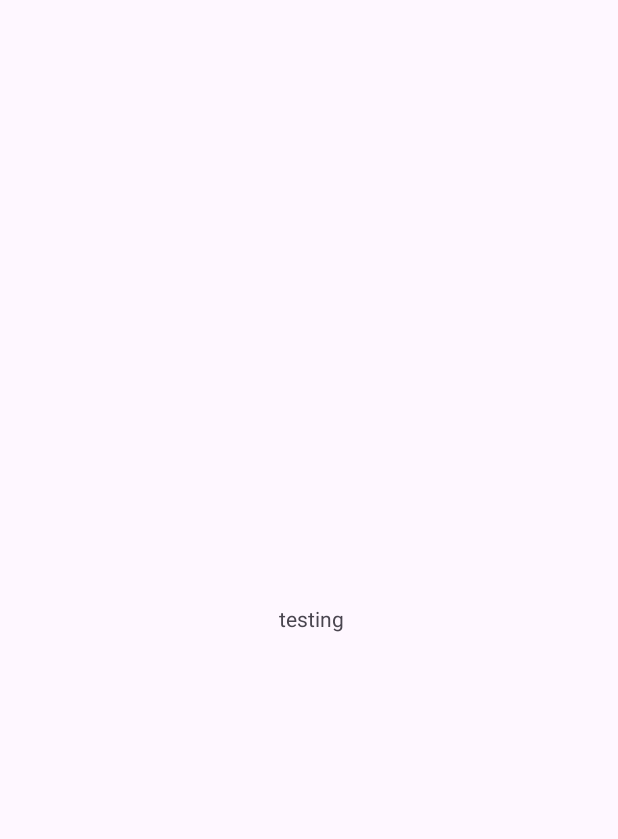
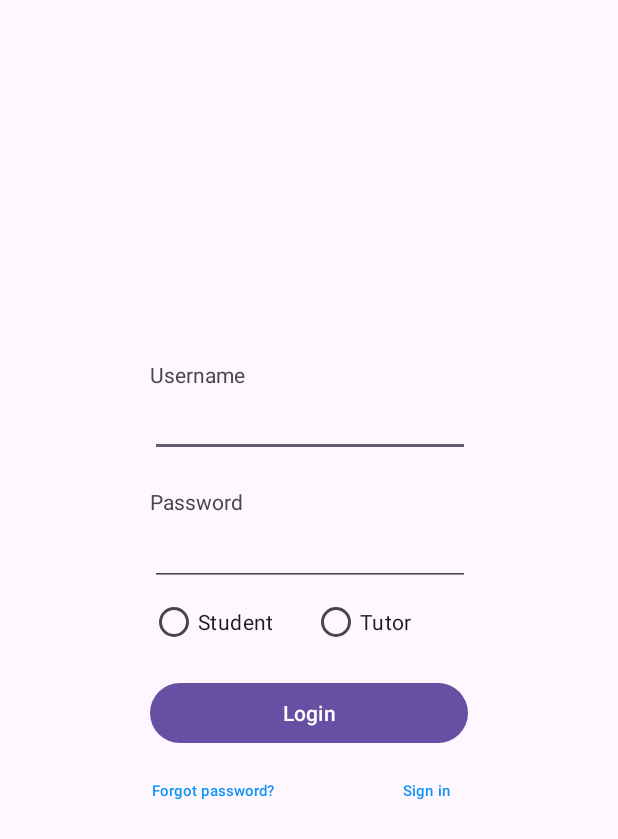
Before and after one commit to scarioEva/find_my_tutor_app, an Android app: the screen it shows after launch (MainActivity before the commit, LoginActivity after it), on a phone screen of 412 x 824 dp. Before the commit the part shown is almost empty. Shown: the top 839 px of the screen. Run offline under Robolectric (Android 15) with nearby library versions, the phone set to English and light mode, and no system bars.

Commit message:
login and register ui and authentication started

```diff
--- a/app/build.gradle.kts
+++ b/app/build.gradle.kts
@@ -1,5 +1,6 @@
 plugins {
     id("com.android.application")
+    id("com.google.gms.google-services")
 }
 
 android {
@@ -36,6 +37,7 @@ dependencies {
     implementation("androidx.appcompat:appcompat:1.6.1")
     implementation("com.google.android.material:material:1.9.0")
     implementation("androidx.constraintlayout:constraintlayout:2.1.4")
+    implementation("com.google.firebase:firebase-auth:22.3.1")
     testImplementation("junit:junit:4.13.2")
     androidTestImplementation("androidx.test.ext:junit:1.1.5")
     androidTestImplementation("androidx.test.espresso:espresso-core:3.5.1")
--- /dev/null
+++ b/app/src/main/java/com/example/assignment/LoginActivity.java
@@ -0,0 +1,21 @@
+package com.example.assignment;
+
+import androidx.appcompat.app.AppCompatActivity;
+
+import android.content.Intent;
+import android.os.Bundle;
+import android.view.View;
+
+public class LoginActivity extends AppCompatActivity {
+
+    @Override
+    protected void onCreate(Bundle savedInstanceState) {
+        super.onCreate(savedInstanceState);
+        setContentView(R.layout.activity_login);
+    }
+
+    public void onSignIn(View view){
+        Intent intent = new Intent(LoginActivity.this ,RegisterActivity.class);
+        startActivity(intent);
+    }
+}
--- a/app/src/main/java/com/example/assignment/MainActivity.java
+++ b/app/src/main/java/com/example/assignment/TutorRegisterActivity.java
@@ -4,11 +4,11 @@ import androidx.appcompat.app.AppCompatActivity;
 
 import android.os.Bundle;
 
-public class MainActivity extends AppCompatActivity {
+public class TutorRegisterActivity extends AppCompatActivity {
 
     @Override
     protected void onCreate(Bundle savedInstanceState) {
         super.onCreate(savedInstanceState);
-        setContentView(R.layout.activity_main);
+        setContentView(R.layout.activity_tutor_register);
     }
 }
--- /dev/null
+++ b/app/src/main/res/layout/activity_login.xml
@@ -0,0 +1,119 @@
+<?xml version="1.0" encoding="utf-8"?>
+<androidx.constraintlayout.widget.ConstraintLayout xmlns:android="http://schemas.android.com/apk/res/android"
+    xmlns:app="http://schemas.android.com/apk/res-auto"
+    xmlns:tools="http://schemas.android.com/tools"
+    android:layout_width="match_parent"
+    android:layout_height="match_parent"
+    tools:context=".LoginActivity"
+    tools:layout_editor_absoluteX="-2dp"
+    tools:layout_editor_absoluteY="-62dp">
+
+    <Button
+        android:id="@+id/signInBtn"
+        android:layout_width="wrap_content"
+        android:layout_height="48dp"
+        android:layout_marginTop="4dp"
+        android:layout_marginEnd="84dp"
+        android:backgroundTint="#00FFFFFF"
+        android:text="Sign in"
+        android:onClick="onSignIn"
+        android:textAlignment="center"
+        android:textAllCaps="false"
+        android:textColor="#0F93F8"
+        android:textSize="10sp"
+        app:layout_constraintEnd_toEndOf="parent"
+        app:layout_constraintTop_toBottomOf="@+id/button" />
+
+    <EditText
+        android:id="@+id/passwordId"
+        android:layout_width="wrap_content"
+        android:layout_height="wrap_content"
+        android:layout_marginStart="100dp"
+        android:ems="10"
+        android:inputType="text"
+        app:layout_constraintStart_toStartOf="parent"
+        app:layout_constraintTop_toBottomOf="@+id/textView" />
+
+    <EditText
+        android:id="@+id/editTextTextPassword"
+        android:layout_width="wrap_content"
+        android:layout_height="wrap_content"
+        android:layout_marginStart="100dp"
+        android:layout_marginTop="1dp"
+        android:ems="10"
+        android:inputType="textPassword"
+        app:layout_constraintStart_toStartOf="parent"
+        app:layout_constraintTop_toBottomOf="@+id/textView2" />
+
+    <Button
+        android:id="@+id/button"
+        android:layout_width="212dp"
+        android:layout_height="48dp"
+        android:layout_marginStart="100dp"
+        android:layout_marginTop="11dp"
+        android:text="Login"
+        app:layout_constraintStart_toStartOf="parent"
+        app:layout_constraintTop_toBottomOf="@+id/radioGroup" />
+
+    <Button
+        android:id="@+id/forgotPassId"
+        android:layout_width="wrap_content"
+        android:layout_height="48dp"
+        android:layout_marginStart="77dp"
+        android:layout_marginTop="4dp"
+        android:layout_marginEnd="33dp"
+        android:backgroundTint="#00FFFFFF"
+        android:text="Forgot password?"
+        android:textAlignment="center"
+        android:textAllCaps="false"
+        android:textColor="#0F93F8"
+        android:textSize="10sp"
+        app:layout_constraintEnd_toStartOf="@+id/signInBtn"
+        app:layout_constraintStart_toStartOf="parent"
+        app:layout_constraintTop_toBottomOf="@+id/button" />
+
+    <TextView
+        android:id="@+id/textView"
+        android:layout_width="wrap_content"
+        android:layout_height="wrap_content"
+        android:layout_marginStart="100dp"
+        android:layout_marginTop="240dp"
+        android:text="Username"
+        app:layout_constraintStart_toStartOf="parent"
+        app:layout_constraintTop_toTopOf="parent" />
+
+    <TextView
+        android:id="@+id/textView2"
+        android:layout_width="wrap_content"
+        android:layout_height="wrap_content"
+        android:layout_marginStart="100dp"
+        android:layout_marginTop="20dp"
+        android:text="Password"
+        app:layout_constraintStart_toStartOf="parent"
+        app:layout_constraintTop_toBottomOf="@+id/passwordId" />
+
+    <RadioGroup
+        android:id="@+id/radioGroup"
+        android:layout_width="213dp"
+        android:layout_height="49dp"
+        android:layout_marginStart="100dp"
+        android:baselineAligned="false"
+        android:orientation="horizontal"
+        app:layout_constraintStart_toStartOf="parent"
+        app:layout_constraintTop_toBottomOf="@+id/editTextTextPassword">
+
+        <RadioButton
+            android:id="@+id/student"
+            android:layout_width="108dp"
+            android:layout_height="48dp"
+            android:text="Student" />
+
+        <RadioButton
+            android:id="@+id/tutor"
+            android:layout_width="106dp"
+            android:layout_height="48dp"
+            android:text="Tutor" />
+
+    </RadioGroup>
+
+</androidx.constraintlayout.widget.ConstraintLayout>
--- a/app/src/main/res/layout/activity_main.xml
+++ /dev/null
@@ -1,18 +0,0 @@
-<?xml version="1.0" encoding="utf-8"?>
-<androidx.constraintlayout.widget.ConstraintLayout xmlns:android="http://schemas.android.com/apk/res/android"
-    xmlns:app="http://schemas.android.com/apk/res-auto"
-    xmlns:tools="http://schemas.android.com/tools"
-    android:layout_width="match_parent"
-    android:layout_height="match_parent"
-    tools:context=".MainActivity">
-
-    <TextView
-        android:layout_width="wrap_content"
-        android:layout_height="wrap_content"
-        android:text=" testing"
-        app:layout_constraintBottom_toBottomOf="parent"
-        app:layout_constraintEnd_toEndOf="parent"
-        app:layout_constraintStart_toStartOf="parent"
-        app:layout_constraintTop_toTopOf="parent" />
-
-</androidx.constraintlayout.widget.ConstraintLayout>
--- a/build.gradle.kts
+++ b/build.gradle.kts
@@ -1,3 +1,8 @@
+buildscript {
+    dependencies {
+        classpath("com.google.gms:google-services:4.4.0")
+    }
+}
 // Top-level build file where you can add configuration options common to all sub-projects/modules.
 plugins {
     id("com.android.application") version "8.2.1" apply false
```
Also changed, not shown: app/src/main/AndroidManifest.xml (+7 -1 lines), app/src/main/java/com/example/assignment/RegisterActivity.java (added, +75 -0 lines), app/src/main/res/layout/activity_register.xml (added, +136 -0 lines), app/src/main/res/layout/activity_tutor_register.xml (added, +70 -0 lines), 3 other files.
